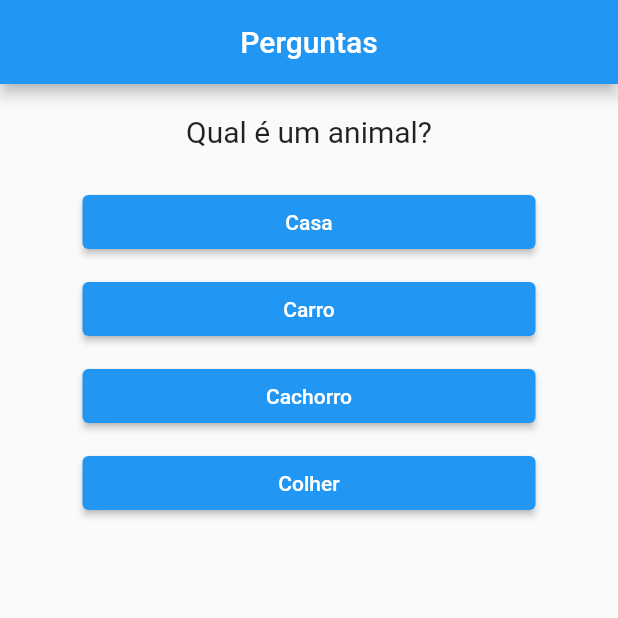
After one commit to racinefe/curso_Flutter, a Flutter app: the screen it shows after launch, on a phone screen of 412 x 824 dp, the top half of it. The commit adds this screen. Run offline on Flutter 3.47's test engine with Material 2 defaults, Android fonts, the phone set to English and light mode, and no system bars.

Commit message:
adicionando Pontuação

```diff
--- a/projeto_perguntas/lib/main.dart
+++ b/projeto_perguntas/lib/main.dart
@@ -1,7 +1,7 @@
 // ignore_for_file: prefer_const_constructors, avoid_print, library_private_types_in_public_api
 import 'package:flutter/material.dart';
-import './questao.dart';
-import './resposta.dart';
+import './questionario.dart';
+import './resultado.dart';
 
 main() => runApp(MyApp());
 
@@ -11,15 +11,30 @@ class _PerguntaAppState extends State<MyApp> {
   final List<Map<String, Object>> _perguntas = const [
     {
       'texto': 'Qual é um animal?',
-      'alternativas': ['Casa', 'Carro', 'Cachorro', 'Colher'],
+      'alternativas': [
+        {'texto': 'Casa', 'nota': 0},
+        {'texto': 'Carro', 'nota': 0},
+        {'texto': 'Cachorro', 'nota': 10},
+        {'texto': 'Colher', 'nota': 0},
+      ],
     },
     {
       'texto': 'Qual é uma cor?',
-      'alternativas': ['Azul', 'Faca', 'Relógio', 'Quadro'],
+      'alternativas': [
+        {'texto': 'Azul', 'nota': 10},
+        {'texto': 'Faca', 'nota': 0},
+        {'texto': 'Relógio', 'nota': 0},
+        {'texto': 'Quadro', 'nota': 0},
+      ],
     },
     {
       'texto': 'Qual é uma Fruta?',
-      'alternativas': ['Chave', 'Radio', 'Celular', 'Morango'],
+      'alternativas': [
+        {'texto': 'Chave', 'nota': 0},
+        {'texto': 'Radio', 'nota': 0},
+        {'texto': 'Celular', 'nota': 0},
+        {'texto': 'Morango', 'nota': 10},
+      ],
     },
   ];
 
@@ -37,10 +52,6 @@ class _PerguntaAppState extends State<MyApp> {
 
   @override
   Widget build(BuildContext context) {
-    List<String> respostas = temperguntaSelecionada
-        ? _perguntas[_perguntaSelecionada].cast()['alternativas']
-        : [];
-
     return MaterialApp(
       key: UniqueKey(),
       home: Scaffold(
@@ -48,20 +59,12 @@ class _PerguntaAppState extends State<MyApp> {
           title: const Center(child: Text('Perguntas')),
         ),
         body: temperguntaSelecionada
-            ? Column(
-                children: <Widget>[
-                  Questao(_perguntas[_perguntaSelecionada]['texto'].toString()),
-                  ...respostas
-                      .map((text) => Resposta(text, _responder))
-                      .toList(),
-                ],
+            ? Questionario(
+                perguntas: _perguntas,
+                perguntaSelecionada: _perguntaSelecionada,
+                responder: _responder,
               )
-            : Center(
-                child: Text(
-                  ' (>ô_õ)> Parabaiinnsss!!!',
-                  style: TextStyle(fontSize: 30),
-                ),
-              ),
+            : Resultado(),
       ),
     );
   }
--- /dev/null
+++ b/projeto_perguntas/lib/questionario.dart
@@ -0,0 +1,36 @@
+import 'package:flutter/material.dart';
+import 'package:projeto_perguntas/questao.dart';
+import 'resposta.dart';
+
+class Questionario extends StatelessWidget {
+  final List<Map<String, Object>> perguntas;
+  final int perguntaSelecionada;
+  final void Function() responder;
+
+  const Questionario({
+    super.key,
+    required this.perguntaSelecionada,
+    required this.perguntas,
+    required this.responder,
+  });
+
+  bool get temperguntaSelecionada {
+    return perguntaSelecionada < perguntas.length;
+  }
+
+  @override
+  Widget build(BuildContext context) {
+    List<Map<String, Object>> respostas = temperguntaSelecionada
+        ? perguntas[perguntaSelecionada].cast()['alternativas']
+            as List<Map<String, Object>>
+        : [];
+    return Column(
+      children: <Widget>[
+        Questao(perguntas[perguntaSelecionada]['texto'].toString()),
+        ...respostas
+            .map((resp) => Resposta(resp['texto'] as String, responder))
+            .toList(),
+      ],
+    );
+  }
+}
--- /dev/null
+++ b/projeto_perguntas/lib/resultado.dart
@@ -0,0 +1,15 @@
+import 'package:flutter/material.dart';
+
+class Resultado extends StatelessWidget {
+  const Resultado({super.key});
+
+  @override
+  Widget build(BuildContext context) {
+    return const Center(
+      child: Text(
+        ' (>ô_õ)> Parabaiinnsss!!!',
+        style: TextStyle(fontSize: 30),
+      ),
+    );
+  }
+}
```
